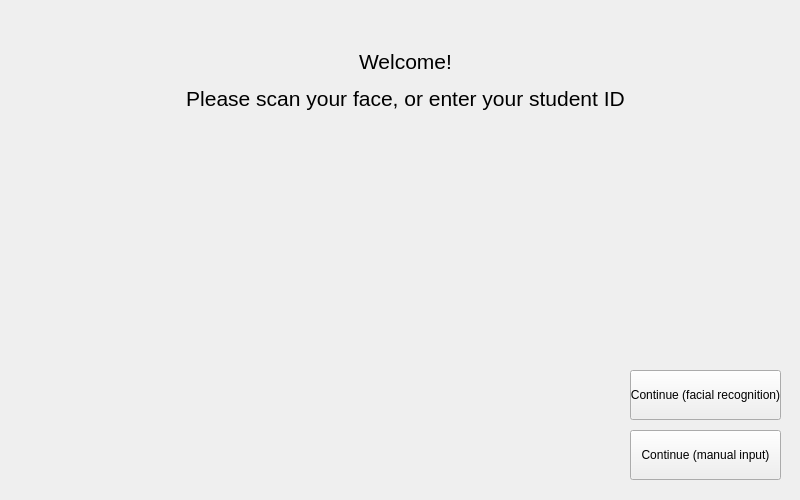
This is app/Welcome_GUI.ui in jevrii/comp3278-face-recognition as Qt 5 draws it before an edit. The edited form follows.
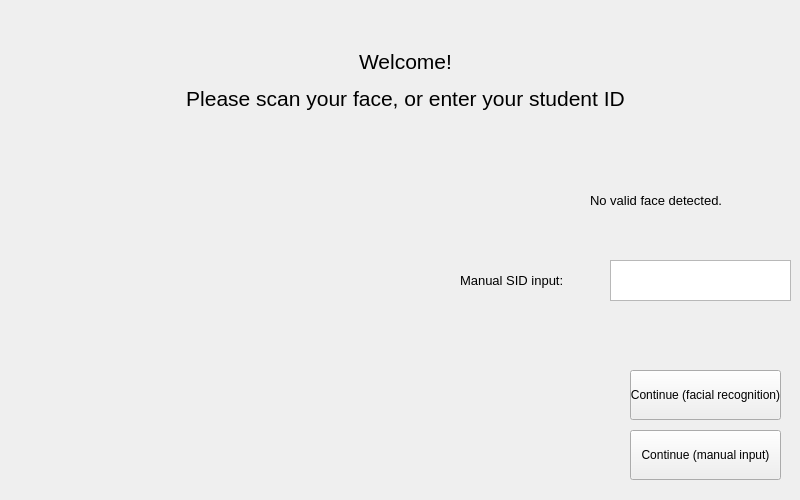
This is the edited form.

Commit message: can perform face recognition in ui

```diff
--- a/app/Welcome_GUI.ui
+++ b/app/Welcome_GUI.ui
@@ -77,11 +77,47 @@
     <rect>
      <x>20</x>
      <y>140</y>
-     <width>471</width>
-     <height>311</height>
+     <width>411</width>
+     <height>281</height>
     </rect>
    </property>
   </widget>
+  <widget class="QLabel" name="label_2">
+   <property name="geometry">
+    <rect>
+     <x>590</x>
+     <y>180</y>
+     <width>191</width>
+     <height>41</height>
+    </rect>
+   </property>
+   <property name="text">
+    <string>&lt;html&gt;&lt;head/&gt;&lt;body&gt;&lt;p&gt;&lt;span style=&quot; font-size:10pt;&quot;&gt;No valid face detected.&lt;/span&gt;&lt;/p&gt;&lt;/body&gt;&lt;/html&gt;</string>
+   </property>
+  </widget>
+  <widget class="QTextEdit" name="textEdit">
+   <property name="geometry">
+    <rect>
+     <x>610</x>
+     <y>260</y>
+     <width>181</width>
+     <height>41</height>
+    </rect>
+   </property>
+  </widget>
+  <widget class="QLabel" name="label_3">
+   <property name="geometry">
+    <rect>
+     <x>460</x>
+     <y>260</y>
+     <width>141</width>
+     <height>41</height>
+    </rect>
+   </property>
+   <property name="text">
+    <string>&lt;html&gt;&lt;head/&gt;&lt;body&gt;&lt;p&gt;&lt;span style=&quot; font-size:10pt;&quot;&gt;Manual SID input:&lt;/span&gt;&lt;/p&gt;&lt;/body&gt;&lt;/html&gt;</string>
+   </property>
+  </widget>
  </widget>
  <resources/>
  <connections/>
```
The commit also changes 9 other files.
